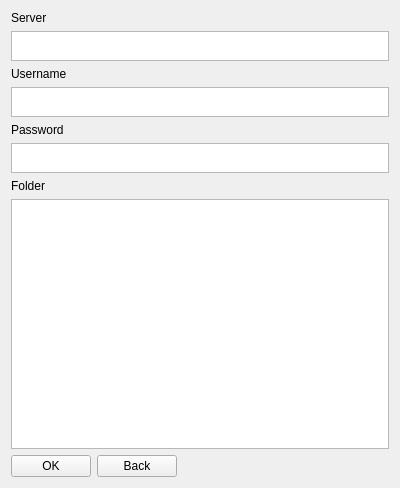
Old version of the form meg_runtime/ui/clonepanel.ui in the repository MultimediaExtensibleGit/Runtime.
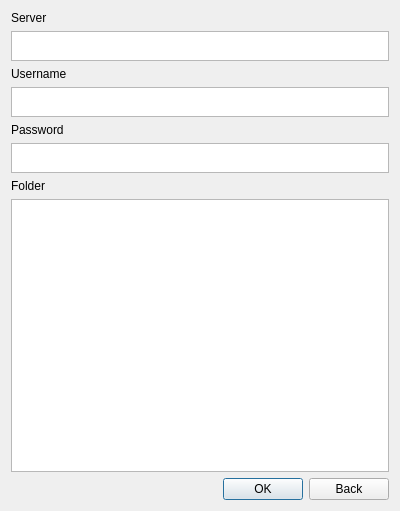
New version of the form.

```diff
--- a/meg_runtime/ui/clonepanel.ui
+++ b/meg_runtime/ui/clonepanel.ui
@@ -7,15 +7,13 @@
     <x>0</x>
     <y>0</y>
     <width>400</width>
-    <height>300</height>
+    <height>511</height>
    </rect>
   </property>
   <property name="windowTitle">
    <string>Form</string>
   </property>
-  <layout class="QGridLayout" name="gridLayout">
-   <item row="0" column="0">
-    <layout class="QVBoxLayout" name="verticalLayout">
+  <layout class="QVBoxLayout" name="verticalLayout" stretch="0,0,0,0,0,0,0,0,0">
      <item>
       <widget class="QLabel" name="label_3">
        <property name="text">
@@ -88,21 +86,20 @@
       </widget>
      </item>
      <item>
-      <layout class="QHBoxLayout" name="horizontalLayout">
-       <item>
-        <widget class="QPushButton" name="okButton">
-         <property name="text">
-          <string>OK</string>
-         </property>
-        </widget>
-       </item>
-       <item>
-        <widget class="QPushButton" name="backButton">
-         <property name="text">
-          <string>Back</string>
-         </property>
-        </widget>
-       </item>
+    <widget class="QWidget" name="horizontalLayoutWidget" native="true">
+     <layout class="QHBoxLayout" name="horizontalLayout" stretch="0,0,0">
+      <property name="leftMargin">
+       <number>0</number>
+      </property>
+      <property name="topMargin">
+       <number>0</number>
+      </property>
+      <property name="rightMargin">
+       <number>0</number>
+      </property>
+      <property name="bottomMargin">
+       <number>0</number>
+      </property>
        <item>
         <spacer name="horizontalSpacer">
          <property name="orientation">
@@ -110,15 +107,40 @@
          </property>
          <property name="sizeHint" stdset="0">
           <size>
-           <width>40</width>
+          <width>223</width>
            <height>20</height>
           </size>
          </property>
         </spacer>
        </item>
-      </layout>
-     </item>
-    </layout>
+      <item>
+       <widget class="QPushButton" name="okButton">
+        <property name="text">
+         <string>OK</string>
+        </property>
+        <property name="autoDefault">
+         <bool>true</bool>
+        </property>
+        <property name="default">
+         <bool>true</bool>
+        </property>
+        <property name="flat">
+         <bool>false</bool>
+        </property>
+       </widget>
+      </item>
+      <item>
+       <widget class="QPushButton" name="backButton">
+        <property name="text">
+         <string>Back</string>
+        </property>
+        <property name="flat">
+         <bool>false</bool>
+        </property>
+       </widget>
+      </item>
+     </layout>
+    </widget>
    </item>
   </layout>
  </widget>
```
Left out of the diff: 8 changed lines with no effect on the pictures. Lines whose indentation alone changed are shown as unchanged.
